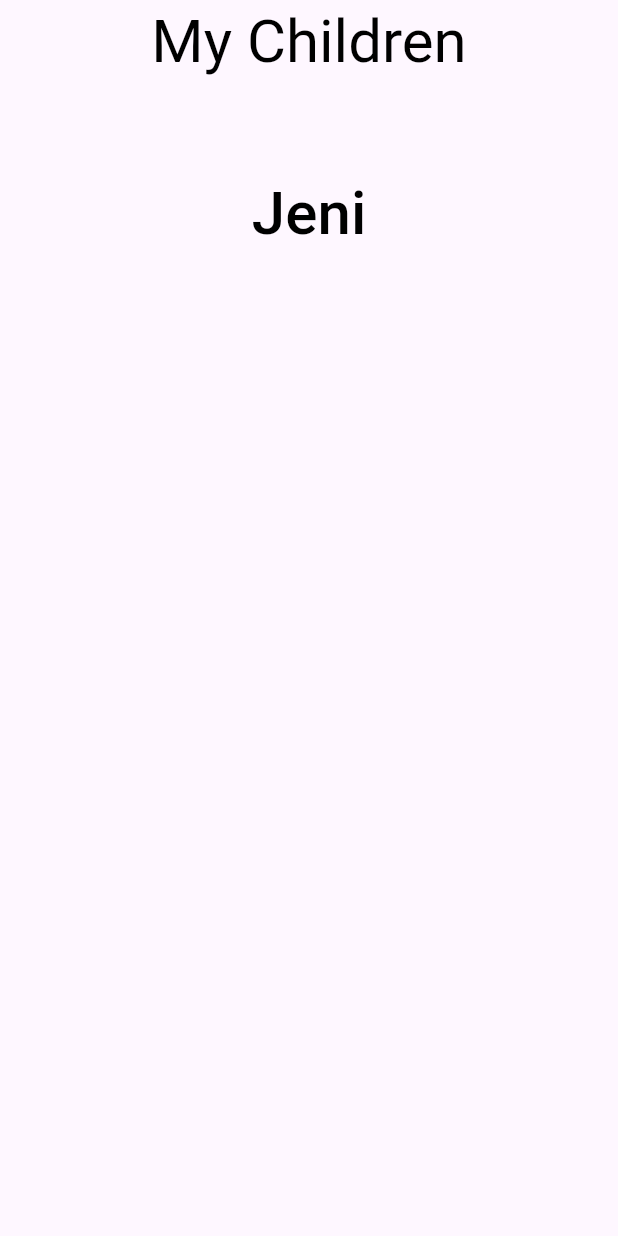
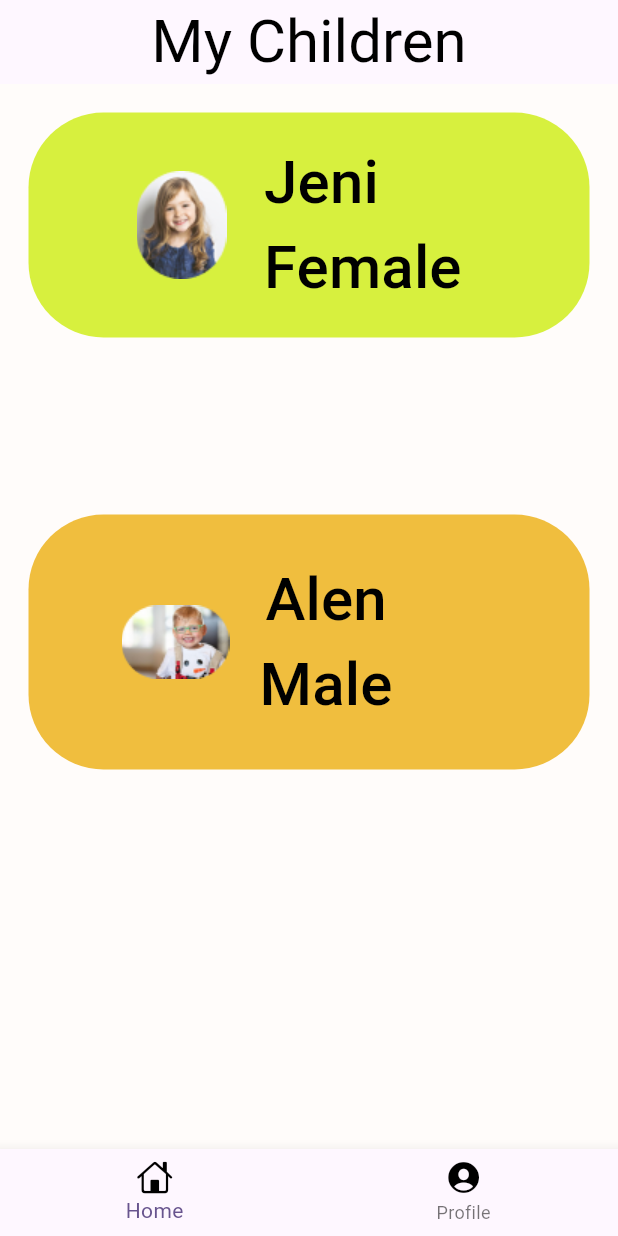
Before and after one commit to JithushaUnnikrishnan/flutter-demo, a Flutter app: the screen it shows after launch, on a phone screen of 412 x 824 dp. Run offline on Flutter 3.47's test engine with Material 3 defaults, Android fonts, the phone set to English and light mode, and no system bars; our stand-ins replace google_fonts.

Commit message:
childrenpage

```diff
--- a/lib/babysitters/childprofileb.dart
+++ b/lib/babysitters/childprofileb.dart
@@ -1,3 +1,4 @@
+import 'package:flutter/cupertino.dart';
 import 'package:flutter/material.dart';
 import 'package:google_fonts/google_fonts.dart';
 
@@ -13,18 +14,108 @@ class _TeacherChildprofileState extends State<TeacherChildprofile> {
   Widget build(BuildContext context) {
     return Scaffold(
       appBar: AppBar(
-        title: Center(child: Text("My Children",style:GoogleFonts.inriaSerif(color: Colors.black,fontSize: 40),)),
+        title: Center(
+            child: Text(
+          "My Children",
+          style: GoogleFonts.inriaSerif(color: Colors.black, fontSize: 40),
+        )),
       ),
       body: Container(
         child: ListView(
           children: [
-            Container(
-              padding: EdgeInsets.symmetric(vertical: 50,horizontal: 100),
-              child:TextButton(onPressed: (){}, child: Text("Jeni",style: GoogleFonts.inriaSerif(fontSize: 40,color: Colors.black),))
+            Padding(
+              padding: const EdgeInsets.all(19.0),
+              child: Container(
+                  child: TextButton(
+                      onPressed: () {},
+                      style: TextButton.styleFrom(
+                          backgroundColor: Color.fromRGBO(215, 240, 62, 1),
+                          minimumSize: Size(100, 150),
+                          shape: RoundedRectangleBorder(
+                              borderRadius: BorderRadius.circular(50))),
+                      child: Padding(
+                        padding: const EdgeInsets.all(10),
+                        child: Row(
+                          children: [
+                            Column(
+                              children: [
+                                Padding(
+                                  padding: const EdgeInsets.only(left: 50),
+                                  child: Image(
+                                    image: AssetImage("assets/childb.png"),
+                                    height: 72,
+                                    width: 60,
+                                  ),
+                                ),
+                              ],
+                            ),
+                            SizedBox(
+                              width: 25,
+                            ),
+                            Column(
+                              crossAxisAlignment: CrossAxisAlignment.start,
+                              children: [
+                                Text(
+                                  "Jeni",
+                                  style: GoogleFonts.inriaSerif(
+                                      fontSize: 40, color: Colors.black),
+                                ),
+                                Text("Female",
+                                    style: GoogleFonts.inriaSerif(
+                                        fontSize: 40, color: Colors.black)),
+                              ],
+                            ),
+                          ],
+                        ),
+                      ))),
+            ),
+            SizedBox(height: 80,),
+            Padding(
+              padding: const EdgeInsets.all(19.0),
+              child: Container(
+                child: TextButton(
+                  onPressed: () {},
+                  child: Row(
+                    children: [
+                      Padding(
+                        padding: const EdgeInsets.only(left: 50),
+                        child: Column(
+                          children: [
+                            Image(image: AssetImage("assets/childbb.png"),width: 72,height: 49,),
+                          ],
+                        ),
+                      ),
+                      Padding(
+                        padding: const EdgeInsets.all(20.0),
+                        child: Column(
+                          children: [
+                            Text("Alen",style: GoogleFonts.inriaSerif(color: Colors.black,fontSize: 40),),
+                            Text("Male",style: GoogleFonts.inriaSerif(color: Colors.black,fontSize: 40),),
+                          ],
+                        ),
+                      )
+                    ],
+                  ),
+                  style: TextButton.styleFrom(
+                    backgroundColor: Color.fromRGBO(240, 190, 62, 1),
+                    minimumSize: Size(100, 150),
+                    shape: RoundedRectangleBorder(
+                        borderRadius: BorderRadius.circular(50)),
+                  ),
+                ),
+              ),
             ),
           ],
         ),
       ),
+      backgroundColor: Color.fromRGBO(255, 252, 250, 1),
+      bottomNavigationBar: BottomNavigationBar(
+        items: [
+          BottomNavigationBarItem(icon:Icon(
+            CupertinoIcons.home,color: Colors.black,),label: "Home" ),
+          BottomNavigationBarItem(icon: Icon(CupertinoIcons.person_crop_circle_fill,color: Colors.black,),label: "Profile"),
+        ],
+      ),
     );
   }
 }
--- a/pubspec.yaml
+++ b/pubspec.yaml
@@ -64,6 +64,8 @@ flutter:
      - assets/logo.png
      - assets/login.png
      - assets/homebaby.png
+     - assets/childb.png
+     - assets/childbb.png
 
   # An image asset can refer to one or more resolution-specific "variants", see
   # https://flutter.dev/assets-and-images/#resolution-aware
```
Also changed, not shown: assets/childb.png (added), assets/childbb.png (added).
